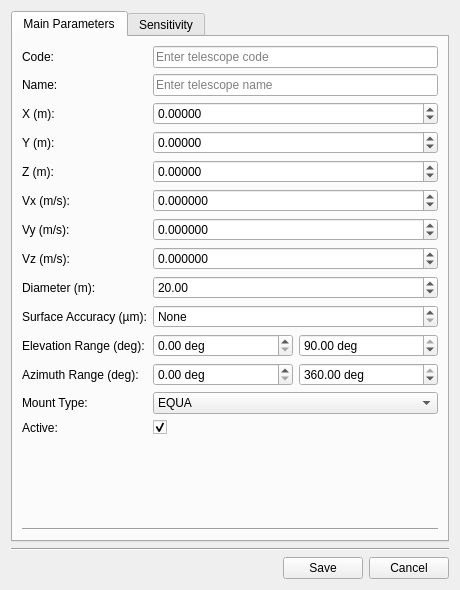
The window that pastrocore/gui_pyside/dialog_editor_telescope.ui (Torward1024/pAstroCORE) describes before a commit, drawn with Qt 5.
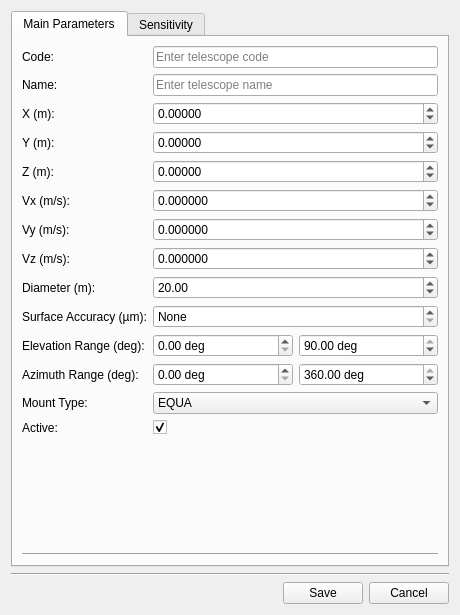
The same window after the commit. Icons and pictures are not drawn.

What changed in the file:
```diff
--- a/pastrocore/gui_pyside/dialog_editor_telescope.ui
+++ b/pastrocore/gui_pyside/dialog_editor_telescope.ui
@@ -19,18 +19,6 @@
     <verstretch>0</verstretch>
    </sizepolicy>
   </property>
-  <property name="minimumSize">
-   <size>
-    <width>460</width>
-    <height>590</height>
-   </size>
-  </property>
-  <property name="maximumSize">
-   <size>
-    <width>460</width>
-    <height>590</height>
-   </size>
-  </property>
   <property name="windowTitle">
    <string>Edit Telescope</string>
   </property>
```
